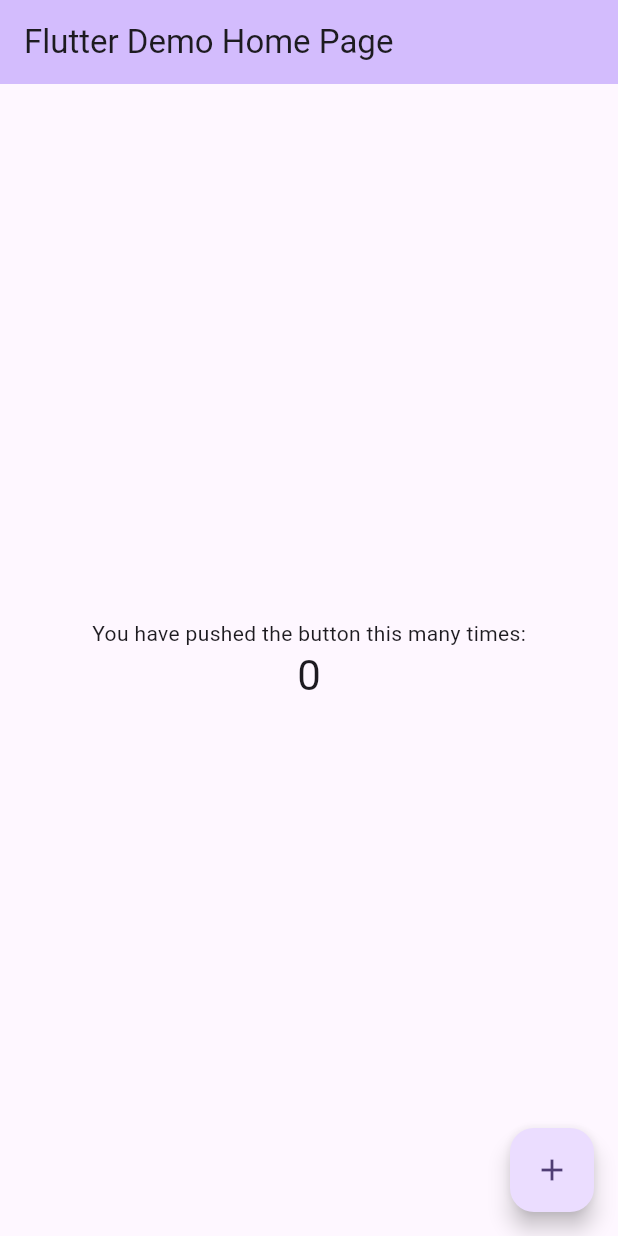
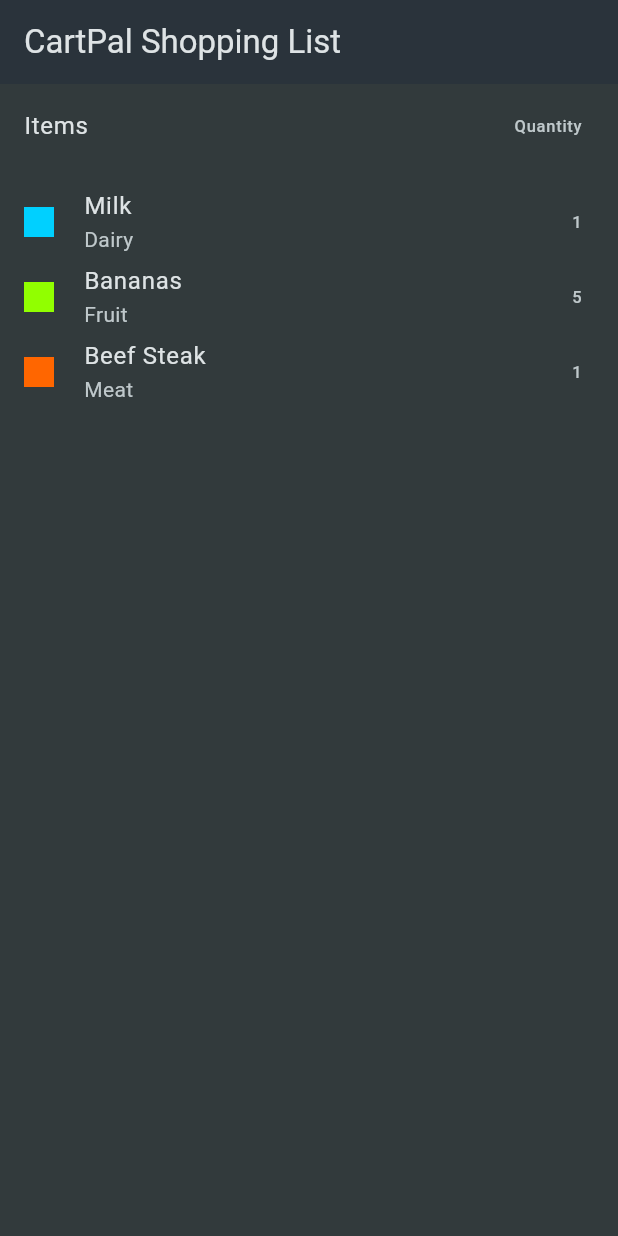
Before and after one commit to Lucifer-Supreme/My-Flutter-Projects, a Flutter app: the screen it shows after launch, on a phone screen of 412 x 824 dp. Run offline on Flutter 3.47's test engine with Material 3 defaults, Android fonts, the light colour scheme and no system bars; our stand-ins replace flutter_riverpod, google_fonts, transparent_image.

Commit message:
level 1 completed in cartpal shopping list app

```diff
--- /dev/null
+++ b/cartpal_shopping_list_app/lib/data/categories_map.dart
@@ -0,0 +1,48 @@
+import 'package:flutter/material.dart';
+
+import 'package:cartpal_shopping_list_app/models/category.dart';
+
+import '../models/grocery_item.dart';
+
+Map<availableCategories, Category> categories = {
+  availableCategories.vegetables: Category(
+    'Vegetables',
+    Color.fromARGB(255, 0, 255, 128),
+  ),
+  availableCategories.fruit: Category(
+    'Fruit',
+    Color.fromARGB(255, 145, 255, 0),
+  ),
+  availableCategories.meat: Category(
+    'Meat',
+    Color.fromARGB(255, 255, 102, 0),
+  ),
+  availableCategories.dairy: Category(
+    'Dairy',
+    Color.fromARGB(255, 0, 208, 255),
+  ),
+  availableCategories.carbs: Category(
+    'Carbs',
+    Color.fromARGB(255, 0, 60, 255),
+  ),
+  availableCategories.sweets: Category(
+    'Sweets',
+    Color.fromARGB(255, 255, 149, 0),
+  ),
+  availableCategories.spices: Category(
+    'Spices',
+    Color.fromARGB(255, 255, 187, 0),
+  ),
+  availableCategories.convenience: Category(
+    'Convenience',
+    Color.fromARGB(255, 191, 0, 255),
+  ),
+  availableCategories.hygiene: Category(
+    'Hygiene',
+    Color.fromARGB(255, 149, 0, 255),
+  ),
+  availableCategories.other: Category(
+    'Other',
+    Color.fromARGB(255, 0, 225, 255),
+  ),
+};
--- /dev/null
+++ b/cartpal_shopping_list_app/lib/data/dummy_data.dart
@@ -0,0 +1,19 @@
+import 'package:cartpal_shopping_list_app/models/grocery_item.dart';
+
+List<GroceryItem> groceryItems = [
+  GroceryItem(
+      id: 'a',
+      name: 'Milk',
+      quantity: 1,
+      category: availableCategories.dairy),
+  GroceryItem(
+      id: 'b',
+      name: 'Bananas',
+      quantity: 5,
+      category: availableCategories.fruit),
+  GroceryItem(
+      id: 'c',
+      name: 'Beef Steak',
+      quantity: 1,
+      category: availableCategories.meat),
+];
--- a/cartpal_shopping_list_app/lib/main.dart
+++ b/cartpal_shopping_list_app/lib/main.dart
@@ -1,3 +1,4 @@
+import 'package:cartpal_shopping_list_app/screens/home_screen.dart';
 import 'package:flutter/material.dart';
 
 void main() {
@@ -11,115 +12,17 @@
   @override
   Widget build(BuildContext context) {
     return MaterialApp(
-      title: 'Flutter Demo',
-      theme: ThemeData(
-        // This is the theme of your application.
-        //
-        // TRY THIS: Try running your application with "flutter run". You'll see
-        // the application has a purple toolbar. Then, without quitting the app,
-        // try changing the seedColor in the colorScheme below to Colors.green
-        // and then invoke "hot reload" (save your changes or press the "hot
-        // reload" button in a Flutter-supported IDE, or press "r" if you used
-        // the command line to start the app).
-        //
-        // Notice that the counter didn't reset back to zero; the application
-        // state is not lost during the reload. To reset the state, use hot
-        // restart instead.
-        //
-        // This works for code too, not just values: Most code changes can be
-        // tested with just a hot reload.
-        colorScheme: ColorScheme.fromSeed(seedColor: Colors.deepPurple),
+      title: 'Flutter Groceries',
+      theme: ThemeData.dark().copyWith(
         useMaterial3: true,
+        colorScheme: ColorScheme.fromSeed(
+          seedColor: const Color.fromARGB(255, 147, 229, 250),
+          brightness: Brightness.dark,
+          surface: const Color.fromARGB(255, 42, 51, 59),
+        ),
+        scaffoldBackgroundColor: const Color.fromARGB(255, 50, 58, 60),
       ),
-      home: const MyHomePage(title: 'Flutter Demo Home Page'),
+      home: HomeScreen(),
     );
   }
 }
-
-class MyHomePage extends StatefulWidget {
-  const MyHomePage({super.key, required this.title});
-
-  // This widget is the home page of your application. It is stateful, meaning
-  // that it has a State object (defined below) that contains fields that affect
-  // how it looks.
-
-  // This class is the configuration for the state. It holds the values (in this
-  // case the title) provided by the parent (in this case the App widget) and
-  // used by the build method of the State. Fields in a Widget subclass are
-  // always marked "final".
-
-  final String title;
-
-  @override
-  State<MyHomePage> createState() => _MyHomePageState();
-}
-
-class _MyHomePageState extends State<MyHomePage> {
-  int _counter = 0;
-
-  void _incrementCounter() {
-    setState(() {
-      // This call to setState tells the Flutter framework that something has
-      // changed in this State, which causes it to rerun the build method below
-      // so that the display can reflect the updated values. If we changed
-      // _counter without calling setState(), then the build method would not be
-      // called again, and so nothing would appear to happen.
-      _counter++;
-    });
-  }
-
-  @override
-  Widget build(BuildContext context) {
-    // This method is rerun every time setState is called, for instance as done
-    // by the _incrementCounter method above.
-    //
-    // The Flutter framework has been optimized to make rerunning build methods
-    // fast, so that you can just rebuild anything that needs updating rather
-    // than having to individually change instances of widgets.
-    return Scaffold(
-      appBar: AppBar(
-        // TRY THIS: Try changing the color here to a specific color (to
-        // Colors.amber, perhaps?) and trigger a hot reload to see the AppBar
-        // change color while the other colors stay the same.
-        backgroundColor: Theme.of(context).colorScheme.inversePrimary,
-        // Here we take the value from the MyHomePage object that was created by
-        // the App.build method, and use it to set our appbar title.
-        title: Text(widget.title),
-      ),
-      body: Center(
-        // Center is a layout widget. It takes a single child and positions it
-        // in the middle of the parent.
-        child: Column(
-          // Column is also a layout widget. It takes a list of children and
-          // arranges them vertically. By default, it sizes itself to fit its
-          // children horizontally, and tries to be as tall as its parent.
-          //
-          // Column has various properties to control how it sizes itself and
-          // how it positions its children. Here we use mainAxisAlignment to
-          // center the children vertically; the main axis here is the vertical
-          // axis because Columns are vertical (the cross axis would be
-          // horizontal).
-          //
-          // TRY THIS: Invoke "debug painting" (choose the "Toggle Debug Paint"
-          // action in the IDE, or press "p" in the console), to see the
-          // wireframe for each widget.
-          mainAxisAlignment: MainAxisAlignment.center,
-          children: <Widget>[
-            const Text(
-              'You have pushed the button this many times:',
-            ),
-            Text(
-              '$_counter',
-              style: Theme.of(context).textTheme.headlineMedium,
-            ),
-          ],
-        ),
-      ),
-      floatingActionButton: FloatingActionButton(
-        onPressed: _incrementCounter,
-        tooltip: 'Increment',
-        child: const Icon(Icons.add),
-      ), // This trailing comma makes auto-formatting nicer for build methods.
-    );
-  }
-}
--- /dev/null
+++ b/cartpal_shopping_list_app/lib/models/category.dart
@@ -0,0 +1,8 @@
+import 'dart:ui';
+
+class Category {
+  Category(this.categoryName,this.categoryColor);
+
+  String categoryName;
+  Color categoryColor;
+}
--- /dev/null
+++ b/cartpal_shopping_list_app/lib/models/grocery_item.dart
@@ -0,0 +1,18 @@
+
+import 'package:flutter/material.dart';
+
+enum availableCategories  {dairy,fruit,vegetables,meat,carbs, sweets, spices, convenience, hygiene, other,}
+
+class GroceryItem {
+  GroceryItem({
+    required this.id,
+    required this.name,
+    required this.quantity,
+    required this.category
+  });
+
+  String id;
+  String name;
+  int quantity;
+  availableCategories category;
+}
--- /dev/null
+++ b/cartpal_shopping_list_app/lib/screens/home_screen.dart
@@ -0,0 +1,29 @@
+import 'package:cartpal_shopping_list_app/data/dummy_data.dart';
+import 'package:cartpal_shopping_list_app/widgets/grocery_list_item.dart';
+import 'package:flutter/material.dart';
+
+class HomeScreen extends StatelessWidget {
+  HomeScreen({super.key});
+
+  Widget build(context) {
+    return (Scaffold(
+      appBar: AppBar(
+        title: Text("CartPal Shopping List"),
+      ),
+      body: Column(
+          children: [
+            ListTile(
+              title: Text("Items"),
+              trailing: Text("Quantity"),
+            ),
+        Expanded(
+          child: ListView.builder(
+            itemCount: groceryItems.length,
+            itemBuilder: (context, index) =>
+                GroceryListItem(item: groceryItems[index], index: index),
+          ),
+        ),
+      ]),
+    ));
+  }
+}
--- /dev/null
+++ b/cartpal_shopping_list_app/lib/widgets/grocery_list_item.dart
@@ -0,0 +1,34 @@
+import 'package:cartpal_shopping_list_app/data/categories_map.dart';
+import 'package:cartpal_shopping_list_app/models/category.dart';
+import 'package:cartpal_shopping_list_app/models/grocery_item.dart';
+import 'package:flutter/material.dart';
+
+Color getCategoryColor(availableCategories category) {
+  return categories[category]!.categoryColor; // default to black if category not found
+}
+
+String getCategory (availableCategories category) => category.name[0].toUpperCase()+category.name.substring(1);
+
+class GroceryListItem extends StatelessWidget {
+  GroceryItem item;
+
+  int index;
+
+  GroceryListItem({super.key, required this.item,required this.index});
+
+
+
+  Widget build(context) {
+    Color categoryColor = getCategoryColor(item.category);
+    print(item.category.toString());
+    return Container(
+      height: 50,
+      child: (ListTile(
+        title: Text(item.name),
+        leading: Container(height: 20,width: 20,color: categoryColor,),
+        trailing: Text(item.quantity.toString()),
+        subtitle: Text(getCategory(item.category)),
+      )),
+    );
+  }
+}
```
